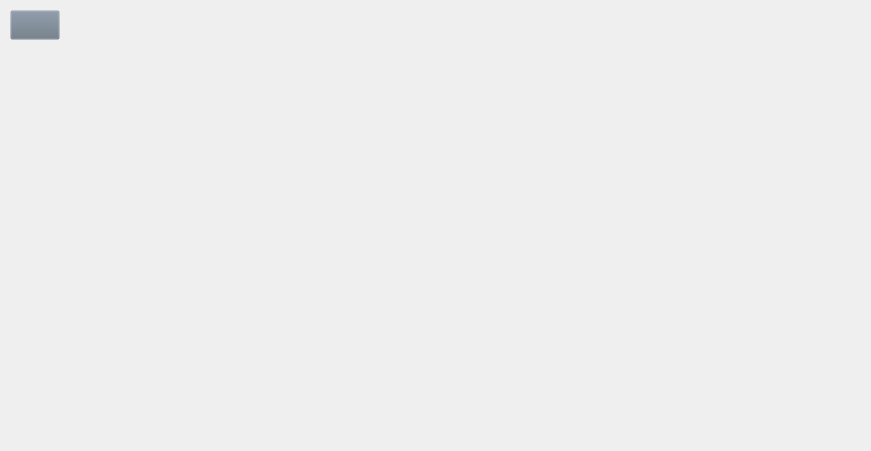
Above: Python_files/UI_files/Exercise.ui from tixdim/QT_school before the change; both pictures show x 0 to 871 and y 0 to 451 of the 1400 by 800 pixel window. Below: the same form after it.
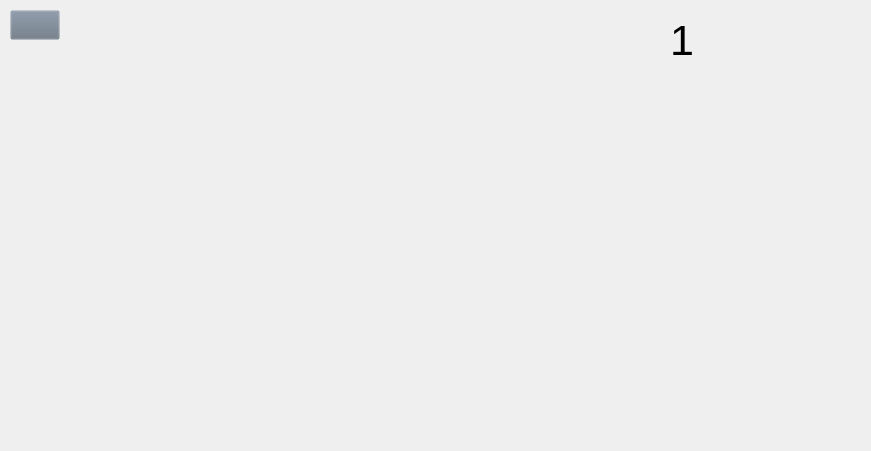
That is the form after the change. Icons and pictures are not drawn.

Patch:
```diff
--- a/Python_files/UI_files/Exercise.ui
+++ b/Python_files/UI_files/Exercise.ui
@@ -50,12 +50,36 @@
     <rect>
      <x>0</x>
      <y>90</y>
-     <width>1401</width>
-     <height>551</height>
+     <width>441</width>
+     <height>261</height>
     </rect>
    </property>
    <property name="text">
     <string/>
+   </property>
+   <property name="scaledContents">
+    <bool>false</bool>
+   </property>
+   <property name="alignment">
+    <set>Qt::AlignHCenter|Qt::AlignTop</set>
+   </property>
+  </widget>
+  <widget class="QLabel" name="exNumber">
+   <property name="geometry">
+    <rect>
+     <x>670</x>
+     <y>20</y>
+     <width>41</width>
+     <height>41</height>
+    </rect>
+   </property>
+   <property name="font">
+    <font>
+     <pointsize>32</pointsize>
+    </font>
+   </property>
+   <property name="text">
+    <string>1</string>
    </property>
   </widget>
  </widget>
```
